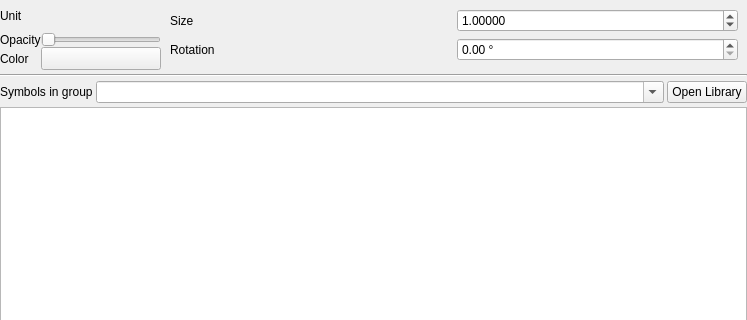
Before: the Qt Designer form src/ui/symbollayer/widget_symbolslist.ui in qgis/QGIS, drawn with Qt 5; both pictures show x 0 to 747 and y 0 to 320 of the 747 by 539 pixel window.
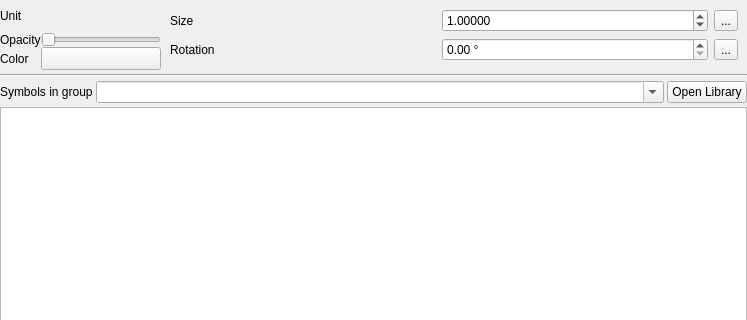
After: the same form once the commit is applied. Custom widgets are drawn as their Qt base class.

Patch:
```diff
--- a/src/ui/symbollayer/widget_symbolslist.ui
+++ b/src/ui/symbollayer/widget_symbolslist.ui
@@ -104,25 +104,6 @@
        </property>
        <widget class="QWidget" name="pageMarker">
         <layout class="QGridLayout" name="gridLayout">
-         <item row="0" column="1">
-          <widget class="QgsDoubleSpinBox" name="spinSize">
-           <property name="decimals">
-            <number>5</number>
-           </property>
-           <property name="maximum">
-            <double>99999.000000000000000</double>
-           </property>
-           <property name="singleStep">
-            <double>0.200000000000000</double>
-           </property>
-           <property name="value">
-            <double>1.000000000000000</double>
-           </property>
-           <property name="showClearButton" stdset="0">
-            <bool>false</bool>
-           </property>
-          </widget>
-         </item>
          <item row="0" column="0">
           <widget class="QLabel" name="label_2">
            <property name="text">
@@ -130,14 +111,21 @@
            </property>
           </widget>
          </item>
-         <item row="2" column="0">
-          <widget class="QLabel" name="label_3">
+         <item row="0" column="3">
+          <widget class="QgsDataDefinedButton" name="mSizeDDBtn">
            <property name="text">
-            <string>Rotation</string>
+            <string>...</string>
            </property>
           </widget>
          </item>
-         <item row="2" column="1">
+         <item row="1" column="3">
+          <widget class="QgsDataDefinedButton" name="mRotationDDBtn">
+           <property name="text">
+            <string>...</string>
+           </property>
+          </widget>
+         </item>
+         <item row="1" column="2">
           <widget class="QgsDoubleSpinBox" name="spinAngle">
            <property name="suffix">
             <string> °</string>
@@ -153,6 +141,32 @@
            </property>
           </widget>
          </item>
+         <item row="1" column="0">
+          <widget class="QLabel" name="label_3">
+           <property name="text">
+            <string>Rotation</string>
+           </property>
+          </widget>
+         </item>
+         <item row="0" column="2">
+          <widget class="QgsDoubleSpinBox" name="spinSize">
+           <property name="decimals">
+            <number>5</number>
+           </property>
+           <property name="maximum">
+            <double>99999.000000000000000</double>
+           </property>
+           <property name="singleStep">
+            <double>0.200000000000000</double>
+           </property>
+           <property name="value">
+            <double>1.000000000000000</double>
+           </property>
+           <property name="showClearButton" stdset="0">
+            <bool>false</bool>
+           </property>
+          </widget>
+         </item>
         </layout>
        </widget>
        <widget class="QWidget" name="pageLine">
@@ -334,6 +348,11 @@
    <header>qgsunitselectionwidget.h</header>
    <container>1</container>
   </customwidget>
+  <customwidget>
+   <class>QgsDataDefinedButton</class>
+   <extends>QToolButton</extends>
+   <header>qgsdatadefinedbutton.h</header>
+  </customwidget>
  </customwidgets>
  <tabstops>
   <tabstop>mTransparencySlider</tabstop>
```
Left out of the diff: 13 changed lines with no effect on the pictures.
